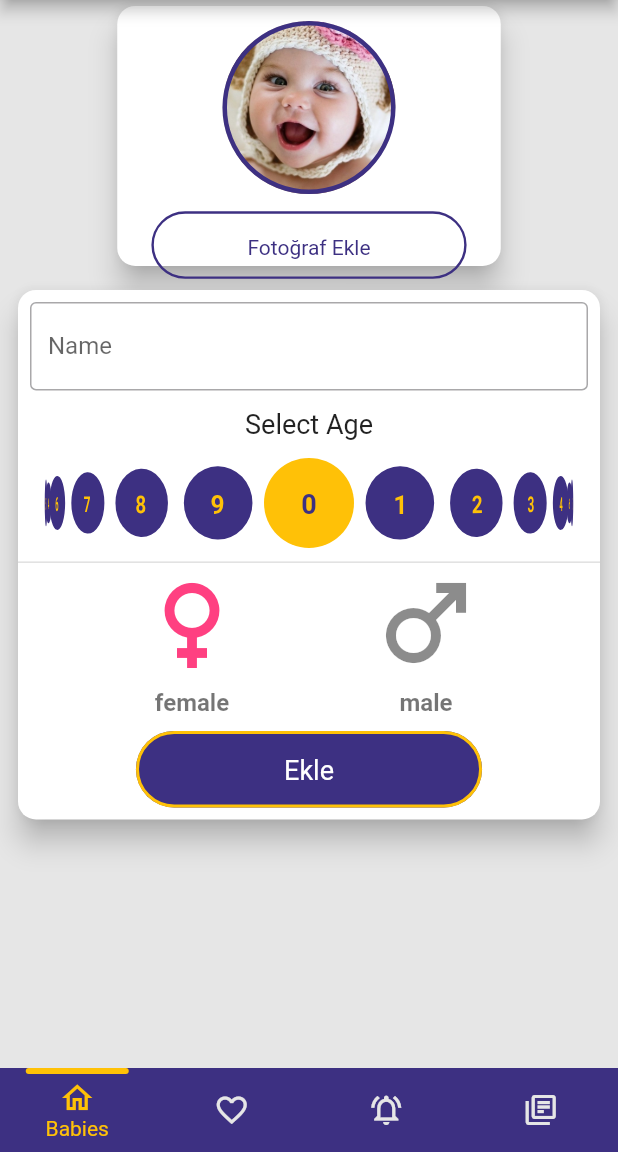
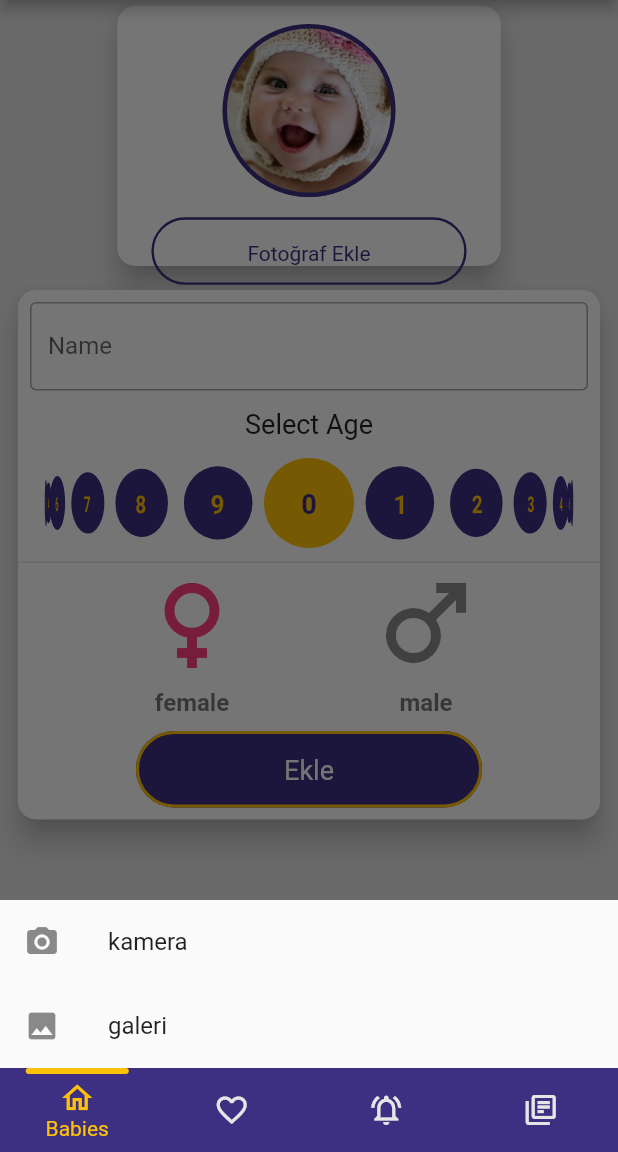
Before and after one commit to tolgasozbir/Baby_Growth_Tracker, a Flutter app: the AddBabyView screen opened by its route, after a tap on "Fotoğraf Ekle", on a phone screen of 412 x 824 dp, the part 84-1236 px from its top. Run offline on Flutter 3.47's test engine with Material 2 defaults, Android fonts, the phone set to English and light mode, and no system bars; drawn by our look-alikes of flutter_snake_navigationbar; our stand-ins replace auto_route, flutter_spinkit, image_picker; statements that could not run were skipped.

Commit message:
added image picker & some code improvements

```diff
--- a/lib/constants/app_styles.dart
+++ b/lib/constants/app_styles.dart
@@ -1,7 +1,7 @@
 import 'package:flutter/material.dart';
 
-class AppStyles {
-  AppStyles._();
+class AppTextStyle {
+  AppTextStyle._();
 
   static const TextStyle h1 =         TextStyle(fontSize: 34, fontWeight: FontWeight.bold, height: 1.5);
   static const TextStyle h2 =         TextStyle(fontSize: 28, fontWeight: FontWeight.w400, height: 1.5);
@@ -17,8 +17,9 @@ class AppStyles {
   static const TextStyle h7Bold =     TextStyle(fontSize: 12, fontWeight: FontWeight.bold, height: 1.5);
 }
 
-class AppPaddings {
-  AppPaddings._();
+class AppPadding {
+  AppPadding._();
 
   static const EdgeInsets padding8 = EdgeInsets.all(8.0);
+  static const EdgeInsets padding12 = EdgeInsets.all(12.0);
 }
--- a/lib/extensions/context_extension.dart
+++ b/lib/extensions/context_extension.dart
@@ -1,7 +1,7 @@
 import 'package:flutter/material.dart';
 
 extension ContextExtension on BuildContext {
-   ColorScheme get colorScheme => Theme.of(this).colorScheme;
+  ColorScheme get colorScheme => Theme.of(this).colorScheme;
 
   MediaQueryData get mediaQuery => MediaQuery.of(this);
 
--- a/lib/screens/dashboard/babies/add_baby_view.dart
+++ b/lib/screens/dashboard/babies/add_baby_view.dart
@@ -1,9 +1,12 @@
+import 'dart:convert';
+
 import 'package:baby_growth_tracker/constants/app_styles.dart';
 import 'package:baby_growth_tracker/extensions/context_extension.dart';
 import 'package:baby_growth_tracker/extensions/widget_extension.dart';
+import 'package:baby_growth_tracker/services/image_pick_service.dart';
 import 'package:baby_growth_tracker/widgets/app_text_form_field.dart';
 import 'package:baby_growth_tracker/widgets/bordered_button.dart';
-import 'package:baby_growth_tracker/widgets/gender_radio_icon.dart';
+import 'package:baby_growth_tracker/widgets/gender_select.dart';
 import 'package:flutter/material.dart';
 import '../../../widgets/age_horizontal_list_wheel.dart';
 
@@ -15,6 +18,9 @@ class AddBabyView extends StatefulWidget {
 }
 
 class _AddBabyViewState extends State<AddBabyView> {
+
+  String? pickedImageBase64;
+
   @override
   Widget build(BuildContext context) {
     return Scaffold(
@@ -35,7 +41,7 @@ class _AddBabyViewState extends State<AddBabyView> {
     );
   }
 
-  SizedBox babyImageCard() {
+  Widget babyImageCard() {
     return SizedBox(
         height: context.dynamicWidth(0.44),
         width: context.dynamicWidth(0.64),
@@ -52,54 +58,56 @@ class _AddBabyViewState extends State<AddBabyView> {
       );
   }
 
-  Padding circleImage() {
-    return Padding(
-      padding: const EdgeInsets.all(10.0),
-      child: SizedBox.square(
+  Widget circleImage() {
+    return SizedBox.square(
       dimension: context.dynamicHeight(0.14),
       child: DecoratedBox(
         decoration: BoxDecoration(
           shape: BoxShape.circle,
-            border: Border.all(color: context.colorScheme.primary, width: 3.0, style: BorderStyle.solid),
+          border: Border.all(color: context.colorScheme.primary, width: 3.0),
           image: DecorationImage(
             fit: BoxFit.cover,
-              image: AssetImage("assets/images/img_default_baby.jpg"),
+            image: pickedImageBase64 == null
+              ? AssetImage("assets/images/img_default_baby.jpg")
+              : MemoryImage(base64Decode(pickedImageBase64!)) as ImageProvider
           )
         ),
       ),
-      )
-    );
+    ).wrapPadding(AppPadding.padding12);
   }
 
   BorderedButton addPhotoButton() {
     return BorderedButton(
       padding: EdgeInsets.zero,
-      child: Text("Fotoğraf Ekle", style: AppStyles.h6Regular.copyWith(color: context.colorScheme.primary)),
-      onPressed: () {
+      child: Text("Fotoğraf Ekle", style: AppTextStyle.h6Regular.copyWith(color: context.colorScheme.primary)),
+      onPressed: () async {
+        final picker = ImagePickService.instance;
+        final pickSource = await picker.showImageSource(context);
+        if (pickSource != null) {
+          pickedImageBase64 = await picker.pick(pickSource);
+          setState(() { });
+        }
       },
     );
   }
 
-  Padding addBabyForm() {
-    return Padding(
-      padding: const EdgeInsets.all(8.0),
-      child: Card(
+  Widget addBabyForm() {
+    return Card(
       elevation: 8,
       shape: RoundedRectangleBorder(borderRadius: BorderRadius.all(Radius.circular(12))),
       child: Column(
         children: [
           Column(
             children: [
-                AppTextFormField(labelText: "Name",).wrapPadding(AppPaddings.padding8),
-                AgeHorizontalListWheel(selectedItem: (value) => print(value)),
-                GenderRadioIcons(onChanged: (Gender gender) => print(gender),),
+              AppTextFormField(labelText: "Name",).wrapPadding(AppPadding.padding8),
+              AgeHorizontalListWheel(selectedItem: (int value) => print(value)),
+              GenderSelect(onChanged: (Gender gender) => print(gender),),
               saveButton(),
             ],
           ),
         ],
       ),
-      ),
-    );
+    ).wrapPadding(AppPadding.padding8);
   }
 
   BorderedButton saveButton() {
@@ -109,11 +117,9 @@ class _AddBabyViewState extends State<AddBabyView> {
       borderColor: context.colorScheme.onPrimary,
       splashColor: context.colorScheme.onPrimary,
       borderWidth: 2,
-      child: Text("Ekle", style: AppStyles.h4Regular.copyWith(color: context.colorScheme.onSecondary)),
+      child: Text("Ekle", style: AppTextStyle.h4Regular.copyWith(color: context.colorScheme.onSecondary)),
       onPressed: () => null,
     );
   }
 
-
-
 }
--- /dev/null
+++ b/lib/services/image_pick_service.dart
@@ -0,0 +1,69 @@
+import 'dart:convert';
+import 'dart:io';
+import 'package:flutter/cupertino.dart';
+import 'package:flutter/material.dart';
+import 'package:flutter/services.dart';
+import 'package:image_picker/image_picker.dart';
+
+class ImagePickService {
+  ImagePickService._();
+  static ImagePickService? _instance;
+  static ImagePickService get instance => _instance ??= ImagePickService._();
+
+  ImagePicker _imagePicker = ImagePicker();
+
+  Future<String?> pick(ImageSource source) async {
+    try {
+      final PickedFile? pickedImage = await _imagePicker.getImage(source: source);
+      if (pickedImage == null) return null;
+      return base64Encode(await pickedImage.readAsBytes());
+    } on PlatformException catch (e) {
+      print("Resim Seçilemedi $e");
+      return null;
+    }
+  }
+
+  Future<ImageSource?> showImageSource(BuildContext context) async {
+    return Platform.isIOS ? _IosView(context) : _androidView(context);
+  }
+
+  Future<ImageSource?> _IosView(BuildContext context) {
+    return showCupertinoModalPopup<ImageSource>(
+      context: context,
+      builder: (context) => CupertinoActionSheet(
+        actions: [
+          CupertinoActionSheetAction(
+            onPressed: () => Navigator.of(context).pop(ImageSource.camera),
+            child: Text("kamera")
+          ),
+          CupertinoActionSheetAction(
+            onPressed: () => Navigator.of(context).pop(ImageSource.gallery),
+            child: Text("galeri")
+          ),
+        ],
+      )
+    );
+  }
+
+  Future<ImageSource?> _androidView(BuildContext context) {
+    return showModalBottomSheet<ImageSource>(
+      context: context,
+      builder: (context)=> Column(
+        mainAxisSize: MainAxisSize.min,
+        children: [
+          ListTile(
+            leading: Icon(Icons.camera_alt),
+            title: Text("kamera"),
+            onTap: () => Navigator.of(context).pop(ImageSource.camera),
+          ),
+          ListTile(
+            leading: Icon(Icons.image),
+            title: Text("galeri"),
+            onTap: () => Navigator.of(context).pop(ImageSource.gallery),
+          )
+        ],
+      )
+    );
+  }
+
+}
--- a/lib/widgets/age_horizontal_list_wheel.dart
+++ b/lib/widgets/age_horizontal_list_wheel.dart
@@ -25,7 +25,7 @@ class _HorizontalListWheelState extends State<AgeHorizontalListWheel> {
     return Column(
       mainAxisSize: MainAxisSize.max,
       children: [
-        Text("Select Age", style: AppStyles.h4Regular,),
+        Text("Select Age", style: AppTextStyle.h4Regular,),
         SizedBox(
           height: _height,
           child: RotatedBox(
@@ -53,7 +53,7 @@ class _HorizontalListWheelState extends State<AgeHorizontalListWheel> {
                     ),
                     child: Text(
                       '$index',
-                      style: AppStyles.h4Bold.copyWith(
+                      style: AppTextStyle.h4Bold.copyWith(
                         color: index == _selectedItem
                           ? context.colorScheme.primary
                           : context.colorScheme.onPrimary,
--- a/lib/widgets/baby_card.dart
+++ b/lib/widgets/baby_card.dart
@@ -56,12 +56,12 @@ class BabyCard extends StatelessWidget {
         children: [
           Text(
             baby.name,
-            style: AppStyles.h3Bold.copyWith(color: ui.Color(0xFF3D3082)),
+            style: AppTextStyle.h3Bold.copyWith(color: ui.Color(0xFF3D3082)),
             overflow: TextOverflow.ellipsis,
           ),
           Text(
             "${baby.age} Yaşında",
-            style: AppStyles.h4Regular.copyWith(color: Colors.black45),
+            style: AppTextStyle.h4Regular.copyWith(color: Colors.black45),
           ),
         ],
       ),
--- a/lib/widgets/gender_radio_icon.dart
+++ b/lib/widgets/gender_select.dart
@@ -9,16 +9,16 @@ extension GenderExtension on Gender{
   }
 }
 
-class GenderRadioIcons extends StatefulWidget {
-  const GenderRadioIcons({super.key, required this.onChanged});
+class GenderSelect extends StatefulWidget {
+  const GenderSelect({super.key, required this.onChanged});
 
   final ValueChanged<Gender> onChanged;
 
   @override
-  State<GenderRadioIcons> createState() => _GenderRadioIconsState();
+  State<GenderSelect> createState() => _GenderSelectState();
 }
 
-class _GenderRadioIconsState extends State<GenderRadioIcons> {
+class _GenderSelectState extends State<GenderSelect> {
   Gender _genderValue = Gender.female;
   double _iconSize = 80;
 
@@ -52,7 +52,7 @@ class _GenderRadioIconsState extends State<GenderRadioIcons> {
                     ? Colors.blueAccent
                     : Colors.black45
                 ),
-            Text(gender.getName, style: AppStyles.h5Bold.copyWith(color: Colors.black54),)
+            Text(gender.getName, style: AppTextStyle.h5Bold.copyWith(color: Colors.black54),)
           ],
         ),
       )).toList(),
--- a/pubspec.yaml
+++ b/pubspec.yaml
@@ -17,6 +17,7 @@ dependencies:
   auto_route: ^5.0.2
   google_nav_bar: ^5.0.6
   flutter_snake_navigationbar: ^0.6.1
+  image_picker: ^0.7.2+1
 
 
 dev_dependencies:
```
Also changed, not shown: pubspec.lock, 1 other file. Lines whose indentation alone changed are shown as unchanged.
